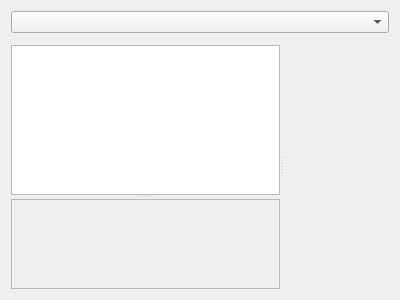
Qt form plugins/quickinspector/quickinspectorwidget.ui (KDAB/GammaRay) before a commit.
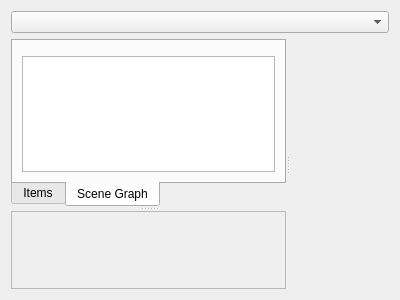
The same form after that commit. The open tabs and pages were chosen to show the change. Custom widgets are drawn as their Qt base class.

```diff
--- a/plugins/quickinspector/quickinspectorwidget.ui
+++ b/plugins/quickinspector/quickinspectorwidget.ui
@@ -23,8 +23,18 @@
       <property name="orientation">
        <enum>Qt::Vertical</enum>
       </property>
-      <widget class="QWidget" name="layoutWidget_6">
-       <layout class="QVBoxLayout" name="verticalLayout_4">
+      <widget class="QTabWidget" name="tabWidget">
+       <property name="tabPosition">
+        <enum>QTabWidget::South</enum>
+       </property>
+       <property name="currentIndex">
+        <number>0</number>
+       </property>
+       <widget class="QWidget" name="itemsTab">
+        <attribute name="title">
+         <string>Items</string>
+        </attribute>
+        <layout class="QVBoxLayout" name="verticalLayout">
         <item>
          <widget class="KFilterProxySearchLine" name="itemTreeSearchLine" native="true"/>
         </item>
@@ -36,6 +46,24 @@
          </widget>
         </item>
        </layout>
+       </widget>
+       <widget class="QWidget" name="sceneGraphTab">
+        <attribute name="title">
+         <string>Scene Graph</string>
+        </attribute>
+        <layout class="QVBoxLayout" name="verticalLayout_2">
+         <item>
+          <widget class="KFilterProxySearchLine" name="sgTreeSearchLine" native="true"/>
+         </item>
+         <item>
+          <widget class="QTreeView" name="sgTreeView">
+           <attribute name="headerShowSortIndicator" stdset="0">
+            <bool>true</bool>
+           </attribute>
+          </widget>
+         </item>
+        </layout>
+       </widget>
       </widget>
       <widget class="QScrollArea" name="sceneView">
        <property name="alignment">
```
Lines whose indentation alone changed are shown as unchanged.
